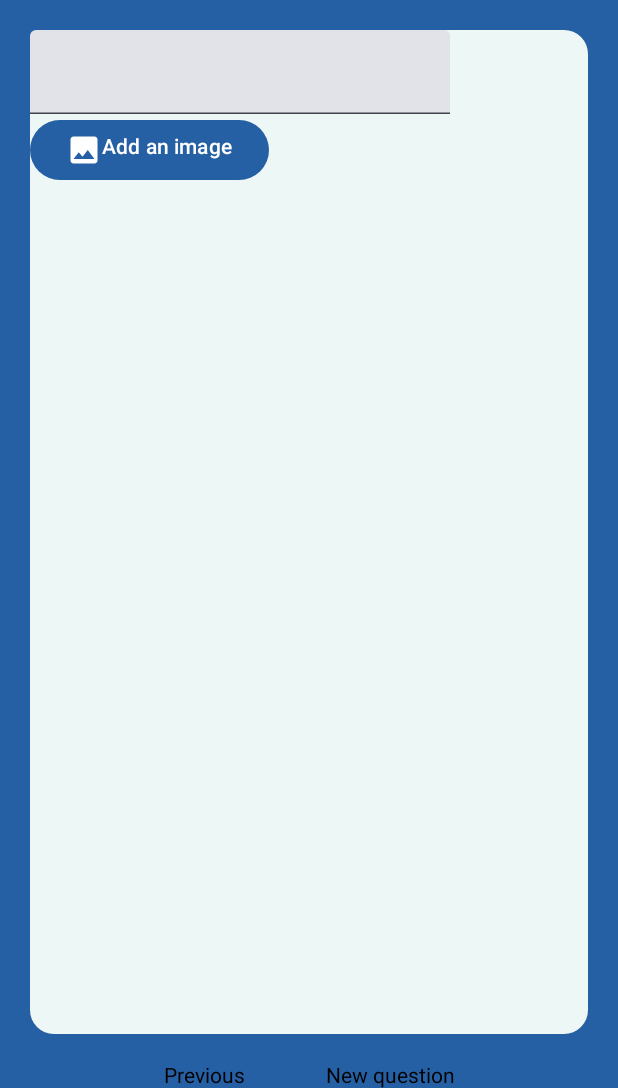
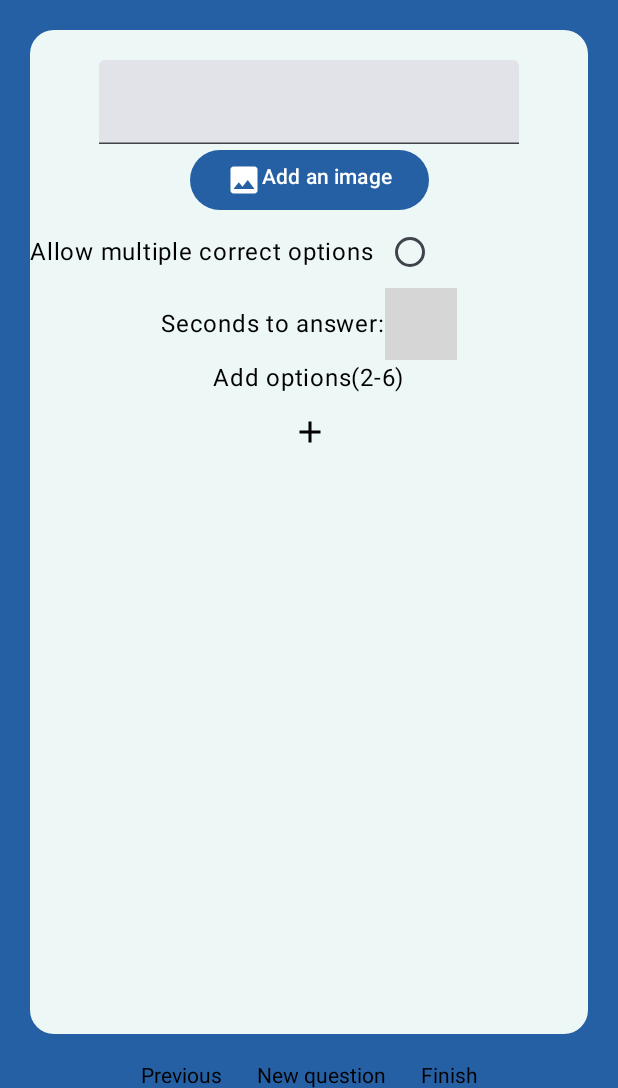
Before and after one commit to alchal17/Quiz, an Android app built with Jetpack Compose: the NewQuizPage screen opened through its navigation route, after a tap on "Next question", on a phone screen of 412 x 824 dp, the part 148-1236 px from its top. Run offline under Robolectric (Android 15) with nearby library versions, the phone set to English and light mode, and no system bars; libraries missing offline, so code that uses them is left out: com.chargemap.compose; 1 statement that could not run was skipped; 2 other taps on this screen came first; grey boxes are pictures that could not be loaded.

Commit message:
Now the quiz with all it's corresponding questions can be successfully sent to a server

```diff
--- a/app/build.gradle.kts
+++ b/app/build.gradle.kts
@@ -4,7 +4,6 @@ plugins {
     alias(libs.plugins.kotlin.compose)
     alias(libs.plugins.kotlin.kapt)
     id("org.jetbrains.kotlin.plugin.serialization") version "1.8.0"
-
 }
 
 android {
@@ -80,4 +79,7 @@ dependencies {
     implementation(libs.kotlinx.serialization.json)
 
     implementation(libs.coil.compose)
+
+    implementation(libs.numberpicker)
+
 }
--- a/app/src/main/java/com/example/quiz/activities/QuizActivity.kt
+++ b/app/src/main/java/com/example/quiz/activities/QuizActivity.kt
@@ -37,10 +37,7 @@ import com.example.quiz.ui.pages.SettingsPage
 import com.example.quiz.ui.routing.QuizRoutes
 import com.example.quiz.ui.theme.LapisLazuli
 import com.example.quiz.ui.theme.QuizTheme
-import com.example.quiz.viewmodels.QuizUserViewModel
-import com.example.quiz.viewmodels.QuizViewModel
 import kotlinx.coroutines.launch
-import org.koin.androidx.compose.koinViewModel
 
 class QuizActivity : ComponentActivity() {
     override fun onCreate(savedInstanceState: Bundle?) {
@@ -110,12 +107,10 @@ class QuizActivity : ComponentActivity() {
                             startDestination = QuizRoutes.MainPage
                         ) {
                             composable<QuizRoutes.MainPage> {
-                                val quizUserViewModel = koinViewModel<QuizUserViewModel>()
-                                MainPage(userID, quizUserViewModel)
+                                MainPage(userID)
                             }
                             composable<QuizRoutes.NewQuizPage> {
-                                val quizViewModel = koinViewModel<QuizViewModel>()
-                                NewQuizPage(userID, quizViewModel)
+                                NewQuizPage(userID)
                             }
                             composable<QuizRoutes.Settings> { SettingsPage() }
                         }
--- a/app/src/main/java/com/example/quiz/api/BaseAPI.kt
+++ b/app/src/main/java/com/example/quiz/api/BaseAPI.kt
@@ -3,6 +3,6 @@ package com.example.quiz.api
 import io.ktor.client.HttpClient
 
 abstract class BaseAPI(protected val client: HttpClient) {
-//    protected val serverPath = "http://192.168.0.104:8080"
-    protected val serverPath = "http://192.168.88.26:8080"
+    protected val serverPath = "http://192.168.0.104:8080"
+//    protected val serverPath = "http://192.168.88.26:8080"
 }
--- a/app/src/main/java/com/example/quiz/models/request_representation/Base64Quiz.kt
+++ b/app/src/main/java/com/example/quiz/models/request_representation/Base64Quiz.kt
@@ -11,5 +11,6 @@ data class Base64Quiz(
     val userId: Int,
     @SerialName("base64_image")
     val base64Image: String?,
+    val description: String?,
     val questions: List<Base64QuizQuestion>
 )
--- a/app/src/main/java/com/example/quiz/models/request_representation/Base64QuizQuestion.kt
+++ b/app/src/main/java/com/example/quiz/models/request_representation/Base64QuizQuestion.kt
@@ -12,5 +12,7 @@ data class Base64QuizQuestion(
     val base64Image: String?,
     @SerialName("multiple_choices")
     val multipleChoices: Boolean,
-    val options: List<QuizQuestionOption>
+    val options: List<QuizQuestionOption>,
+    @SerialName("seconds_to_answer")
+    val secondsToAnswer: Int
 )
--- /dev/null
+++ b/app/src/main/java/com/example/quiz/ui/elements/Base64QuizQuestionCreation.kt
@@ -0,0 +1,175 @@
+package com.example.quiz.ui.elements
+
+import android.graphics.BitmapFactory
+import android.net.Uri
+import androidx.activity.compose.rememberLauncherForActivityResult
+import androidx.activity.result.contract.ActivityResultContracts.GetContent
+import androidx.compose.foundation.Image
+import androidx.compose.foundation.layout.Column
+import androidx.compose.foundation.layout.Row
+import androidx.compose.foundation.layout.Spacer
+import androidx.compose.foundation.layout.fillMaxSize
+import androidx.compose.foundation.layout.fillMaxWidth
+import androidx.compose.foundation.layout.height
+import androidx.compose.foundation.layout.size
+import androidx.compose.foundation.lazy.LazyColumn
+import androidx.compose.foundation.lazy.itemsIndexed
+import androidx.compose.material.icons.Icons
+import androidx.compose.material.icons.filled.Add
+import androidx.compose.material3.Button
+import androidx.compose.material3.ButtonDefaults
+import androidx.compose.material3.Icon
+import androidx.compose.material3.IconButton
+import androidx.compose.material3.RadioButton
+import androidx.compose.material3.Text
+import androidx.compose.material3.TextField
+import androidx.compose.runtime.Composable
+import androidx.compose.runtime.collectAsState
+import androidx.compose.ui.Alignment
+import androidx.compose.ui.Modifier
+import androidx.compose.ui.graphics.Color
+import androidx.compose.ui.graphics.asImageBitmap
+import androidx.compose.ui.graphics.painter.BitmapPainter
+import androidx.compose.ui.layout.ContentScale
+import androidx.compose.ui.platform.LocalContext
+import androidx.compose.ui.res.painterResource
+import androidx.compose.ui.unit.dp
+import com.chargemap.compose.numberpicker.NumberPicker
+import com.example.quiz.R
+import com.example.quiz.ui.base64ToBitmap
+import com.example.quiz.ui.bitmapToBase64
+import com.example.quiz.ui.theme.LapisLazuli
+import com.example.quiz.viewmodels.QuizViewModel
+import org.koin.androidx.compose.koinViewModel
+import java.io.InputStream
+
+@Composable
+fun Base64QuizQuestionCreation(quizQuestionIndex: Int) {
+
+    val quizViewModel = koinViewModel<QuizViewModel>()
+
+    val question = quizViewModel.base64QuizQuestions.collectAsState().value[quizQuestionIndex]
+
+    val context = LocalContext.current
+
+    val base64Image = question.base64Image
+
+    val imagePickerLauncher =
+        rememberLauncherForActivityResult(GetContent()) { uri: Uri? ->
+            uri?.let {
+                val inputStream: InputStream? = context.contentResolver.openInputStream(uri)
+                val bitmap = BitmapFactory.decodeStream(inputStream)
+                val base64String = bitmapToBase64(bitmap)
+                val updatedQuestion = question.copy(base64Image = base64String)
+                quizViewModel.editBase64Question(quizQuestionIndex, updatedQuestion)
+            }
+        }
+
+    Column(modifier = Modifier.fillMaxSize(), horizontalAlignment = Alignment.CenterHorizontally) {
+
+        Spacer(modifier = Modifier.height(20.dp))
+
+        TextField(value = question.text, onValueChange = {
+            val updatedQuestion = question.copy(text = it)
+            quizViewModel.editBase64Question(quizQuestionIndex, updatedQuestion)
+        })
+        Button(
+            onClick = { imagePickerLauncher.launch("image/*") },
+            colors = ButtonDefaults.buttonColors(
+                containerColor = LapisLazuli,
+                contentColor = Color.White
+            )
+        ) {
+            Row {
+                Icon(
+                    painter = painterResource(R.drawable.image_logo),
+                    "Pick an image"
+                )
+                Text("Add an image")
+            }
+        }
+
+        Row(
+            modifier = Modifier.align(Alignment.Start),
+            verticalAlignment = Alignment.CenterVertically
+        ) {
+            Text("Allow multiple correct options")
+            RadioButton(selected = question.multipleChoices, onClick = {
+                val currentMultipleChoices = question.multipleChoices
+                val updatedQuestion = question.copy(multipleChoices = !currentMultipleChoices)
+                quizViewModel.editBase64Question(quizQuestionIndex, updatedQuestion)
+            })
+        }
+
+        base64Image?.let {
+            val bitmap = base64ToBitmap(it)
+            Image(
+                contentScale = ContentScale.FillHeight,
+                painter = BitmapPainter(bitmap.asImageBitmap()),
+                contentDescription = "Selected Image",
+                modifier = Modifier
+                    .size(120.dp)
+                    .align(Alignment.CenterHorizontally)
+            )
+        }
+
+        Row(verticalAlignment = Alignment.CenterVertically) {
+            Text("Seconds to answer:")
+            NumberPicker(
+                value = question.secondsToAnswer,
+                onValueChange = {
+                    val updatedAnswer = question.copy(secondsToAnswer = it)
+                    quizViewModel.editBase64Question(quizQuestionIndex, updatedAnswer)
+                },
+                range = 5..30
+            )
+        }
+
+        Text("Add options(2-6)")
+
+        LazyColumn(modifier = Modifier.fillMaxWidth(0.6f)) {
+            itemsIndexed(question.options) { optionIndex, option ->
+                QuestionOptionTextField(
+                    option = option,
+                    onValueChange = {
+
+                        val updatedOption = option.copy(text = it)
+                        quizViewModel.editQuestionOption(
+                            quizQuestionIndex,
+                            optionIndex,
+                            updatedOption
+                        )
+
+                    },
+                    toggleCorrectQuestion = {
+
+                        val updatedOption = option.copy(isCorrect = !option.isCorrect)
+                        quizViewModel.editQuestionOption(
+                            quizQuestionIndex,
+                            optionIndex,
+                            updatedOption
+                        )
+
+                    },
+                    onDeleteClick = {
+                        quizViewModel.deleteQuestionOption(
+                            questionIndex = quizQuestionIndex,
+                            optionIndex = optionIndex
+                        )
+                    }
+                )
+            }
+            item {
+                IconButton(
+                    modifier = Modifier.fillMaxWidth(),
+                    onClick = { quizViewModel.addEmptyQuestionOption(quizQuestionIndex) }) {
+                    Icon(Icons.Default.Add, contentDescription = "Add new option")
+                }
+            }
+        }
+
+
+    }
+
+
+}
--- a/app/src/main/java/com/example/quiz/ui/elements/Base64QuizQuestionSection.kt
+++ /dev/null
@@ -1,84 +0,0 @@
-package com.example.quiz.ui.elements
-
-import android.graphics.BitmapFactory
-import android.net.Uri
-import androidx.activity.compose.rememberLauncherForActivityResult
-import androidx.activity.result.contract.ActivityResultContracts.GetContent
-import androidx.compose.foundation.Image
-import androidx.compose.foundation.layout.Column
-import androidx.compose.foundation.layout.Row
-import androidx.compose.foundation.layout.fillMaxSize
-import androidx.compose.foundation.layout.size
-import androidx.compose.material3.Button
-import androidx.compose.material3.ButtonDefaults
-import androidx.compose.material3.Icon
-import androidx.compose.material3.Text
-import androidx.compose.material3.TextField
-import androidx.compose.runtime.Composable
-import androidx.compose.runtime.collectAsState
-import androidx.compose.ui.Modifier
-import androidx.compose.ui.graphics.Color
-import androidx.compose.ui.graphics.asImageBitmap
-import androidx.compose.ui.graphics.painter.BitmapPainter
-import androidx.compose.ui.platform.LocalContext
-import androidx.compose.ui.res.painterResource
-import androidx.compose.ui.unit.dp
-import com.example.quiz.R
-import com.example.quiz.ui.base64ToBitmap
-import com.example.quiz.ui.bitmapToBase64
-import com.example.quiz.ui.theme.LapisLazuli
-import com.example.quiz.viewmodels.QuizViewModel
-import java.io.InputStream
-
-@Composable
-fun Base64QuizQuestionSection(index: Int, quizViewModel: QuizViewModel) {
-
-    val question = quizViewModel.base64QuizQuestions.collectAsState().value[index]
-
-    val context = LocalContext.current
-
-    val base64Image = question.base64Image
-
-    val imagePickerLauncher =
-        rememberLauncherForActivityResult(GetContent()) { uri: Uri? ->
-            uri?.let {
-                val inputStream: InputStream? = context.contentResolver.openInputStream(uri)
-                val bitmap = BitmapFactory.decodeStream(inputStream)
-                val base64String = bitmapToBase64(bitmap)
-                val updatedQuestion = question.copy(base64Image = base64String)
-                quizViewModel.editBase64Question(index, updatedQuestion)
-            }
-        }
-
-    Column(modifier = Modifier.fillMaxSize()) {
-        TextField(value = question.text, onValueChange = {
-            val updatedQuestion = question.copy(text = it)
-            quizViewModel.editBase64Question(index, updatedQuestion)
-        })
-        Button(
-            onClick = { imagePickerLauncher.launch("image/*") },
-            colors = ButtonDefaults.buttonColors(
-                containerColor = LapisLazuli,
-                contentColor = Color.White
-            )
-        ) {
-            Row {
-                Icon(
-                    painter = painterResource(R.drawable.image_logo),
-                    "Pick an image"
-                )
-                Text("Add an image")
-            }
-        }
-        base64Image?.let {
-            val bitmap = base64ToBitmap(it)
-            Image(
-                painter = BitmapPainter(bitmap.asImageBitmap()),
-                contentDescription = "Selected Image",
-                modifier = Modifier.size(120.dp)
-            )
-        }
-    }
-
-
-}
--- a/app/src/main/java/com/example/quiz/ui/elements/NewQuizHead.kt
+++ b/app/src/main/java/com/example/quiz/ui/elements/NewQuizHead.kt
@@ -31,10 +31,13 @@ import com.example.quiz.ui.base64ToBitmap
 import com.example.quiz.ui.bitmapToBase64
 import com.example.quiz.ui.theme.LapisLazuli
 import com.example.quiz.viewmodels.QuizViewModel
+import org.koin.androidx.compose.koinViewModel
 import java.io.InputStream
 
 @Composable
-fun NewQuizHead(userId: Int, quizViewModel: QuizViewModel) {
+fun NewQuizHead() {
+    val quizViewModel = koinViewModel<QuizViewModel>()
+
     val quizName = quizViewModel.quizName.collectAsState().value
     val quizDescription = quizViewModel.quizDescription.collectAsState().value
     val base64Image = quizViewModel.base64Image.collectAsState().value
@@ -88,10 +91,10 @@ fun NewQuizHead(userId: Int, quizViewModel: QuizViewModel) {
             Image(
                 painter = BitmapPainter(bitmap.asImageBitmap()),
                 contentDescription = "Selected Image",
-                modifier = Modifier.size(120.dp)
+                modifier = Modifier
+                    .size(120.dp)
+                    .align(Alignment.CenterHorizontally)
             )
         }
     }
-
-
 }
--- a/app/src/main/java/com/example/quiz/ui/pages/MainPage.kt
+++ b/app/src/main/java/com/example/quiz/ui/pages/MainPage.kt
@@ -15,9 +15,12 @@ import androidx.compose.ui.Alignment
 import androidx.compose.ui.Modifier
 import com.example.quiz.models.database_representation.QuizUser
 import com.example.quiz.viewmodels.QuizUserViewModel
+import org.koin.androidx.compose.koinViewModel
 
 @Composable
-fun MainPage(userID: Int, quizUserViewModel: QuizUserViewModel) {
+fun MainPage(userID: Int) {
+    val quizUserViewModel = koinViewModel<QuizUserViewModel>()
+
     var user by remember { mutableStateOf<QuizUser?>(null) }
 
     if (user == null) {
--- a/app/src/main/java/com/example/quiz/ui/pages/NewQuizPage.kt
+++ b/app/src/main/java/com/example/quiz/ui/pages/NewQuizPage.kt
@@ -17,7 +17,7 @@ import androidx.compose.runtime.Composable
 import androidx.compose.runtime.LaunchedEffect
 import androidx.compose.runtime.collectAsState
 import androidx.compose.runtime.getValue
-import androidx.compose.runtime.mutableStateOf
+import androidx.compose.runtime.mutableIntStateOf
 import androidx.compose.runtime.remember
 import androidx.compose.runtime.rememberCoroutineScope
 import androidx.compose.runtime.setValue
@@ -27,22 +27,25 @@ import androidx.compose.ui.graphics.Color
 import androidx.compose.ui.text.TextStyle
 import androidx.compose.ui.unit.dp
 import androidx.compose.ui.unit.sp
-import com.example.quiz.ui.elements.Base64QuizQuestionSection
+import com.example.quiz.ui.elements.Base64QuizQuestionCreation
 import com.example.quiz.ui.elements.NewQuizHead
 import com.example.quiz.ui.theme.Azure
 import com.example.quiz.ui.theme.SandyBrown
 import com.example.quiz.viewmodels.QuizViewModel
 import kotlinx.coroutines.launch
+import org.koin.androidx.compose.koinViewModel
 
 
 @Composable
-fun NewQuizPage(userId: Int, quizViewModel: QuizViewModel) {
+fun NewQuizPage(userId: Int) {
+    val quizViewModel = koinViewModel<QuizViewModel>()
+
     val base64Questions = quizViewModel.base64QuizQuestions.collectAsState().value
 
     val coroutineScope = rememberCoroutineScope()
 
     val pagerState = rememberPagerState(pageCount = { base64Questions.size + 1 })
-    var previousQuestionCount by remember { mutableStateOf(base64Questions.size) }
+    var previousQuestionCount by remember { mutableIntStateOf(base64Questions.size) }
 
     // Scroll to the new question when added
     LaunchedEffect(base64Questions.size) {
@@ -70,10 +73,10 @@ fun NewQuizPage(userId: Int, quizViewModel: QuizViewModel) {
                     .background(shape = RoundedCornerShape(16.dp), color = Azure)
             ) {
                 if (currentPage == 0) {
-                    NewQuizHead(userId, quizViewModel)
+                    NewQuizHead()
                 } else {
                     Box(modifier = Modifier.fillMaxSize()) {
-                        Base64QuizQuestionSection(index = currentPage - 1, quizViewModel)
+                        Base64QuizQuestionCreation(quizQuestionIndex = currentPage - 1)
                     }
                 }
             }
@@ -100,13 +103,17 @@ fun NewQuizPage(userId: Int, quizViewModel: QuizViewModel) {
                 modifier = Modifier.clickable {
                     coroutineScope.launch {
                         if (pagerState.canScrollForward) {
-                            // Scroll to the next question
                             pagerState.animateScrollToPage(pagerState.currentPage + 1)
                         } else {
-                            // If we can't scroll forward, add a new question
-                            quizViewModel.addBase64Question()
+                            quizViewModel.addEmptyBase64Question()
                         }
                     }
+                })
+            Text(
+                "Finish",
+                style = TextStyle(color = Color.Black),
+                modifier = Modifier.clickable {
+                    quizViewModel.saveQuiz(userId)
                 })
         }
     }
--- a/app/src/main/java/com/example/quiz/ui/scripts.kt
+++ b/app/src/main/java/com/example/quiz/ui/scripts.kt
@@ -9,10 +9,10 @@ fun bitmapToBase64(bitmap: Bitmap): String {
     val outputStream = ByteArrayOutputStream()
     bitmap.compress(Bitmap.CompressFormat.PNG, 100, outputStream)
     val byteArray = outputStream.toByteArray()
-    return Base64.encodeToString(byteArray, Base64.DEFAULT)
+    return Base64.encodeToString(byteArray, Base64.NO_WRAP)
 }
 
 fun base64ToBitmap(base64String: String): Bitmap {
-    val decodedBytes = Base64.decode(base64String, Base64.DEFAULT)
+    val decodedBytes = Base64.decode(base64String, Base64.NO_WRAP)
     return BitmapFactory.decodeByteArray(decodedBytes, 0, decodedBytes.size)
 }
--- a/gradle/libs.versions.toml
+++ b/gradle/libs.versions.toml
@@ -10,6 +10,7 @@ lifecycleRuntimeKtx = "2.8.6"
 activityCompose = "1.9.3"
 composeBom = "2024.10.00"
 koinCore = "3.5.0"
+numberpicker = "1.0.3"
 playServicesAuth = "21.2.0"
 koinAndroid = "3.5.0"
 koinAndroidxCompose = "3.5.0"
@@ -48,6 +49,7 @@ ktor-client-core = { module = "io.ktor:ktor-client-core", version.ref = "ktorCli
 ktor-client-logging = { module = "io.ktor:ktor-client-logging", version.ref = "ktorClientLogging" }
 ktor-client-serialization = { module = "io.ktor:ktor-client-serialization", version.ref = "ktorClientSerialization" }
 ktor-serialization-kotlinx-json = { module = "io.ktor:ktor-serialization-kotlinx-json", version.ref = "ktorSerializationKotlinxJson" }
+numberpicker = { module = "com.chargemap.compose:numberpicker", version.ref = "numberpicker" }
 play-services-auth = { module = "com.google.android.gms:play-services-auth", version.ref = "playServicesAuth" }
 koin-androidx-compose = { module = "io.insert-koin:koin-androidx-compose", version.ref = "koinAndroidxCompose" }
 kotlinx-serialization-json = { module = "org.jetbrains.kotlinx:kotlinx-serialization-json", version.ref = "kotlinxSerializationJson" }
```
Also changed, not shown: app/src/main/java/com/example/quiz/ui/elements/QuestionOptionTextField.kt (added, +46 -0 lines), app/src/main/java/com/example/quiz/viewmodels/QuizViewModel.kt (+33 -2 lines).
